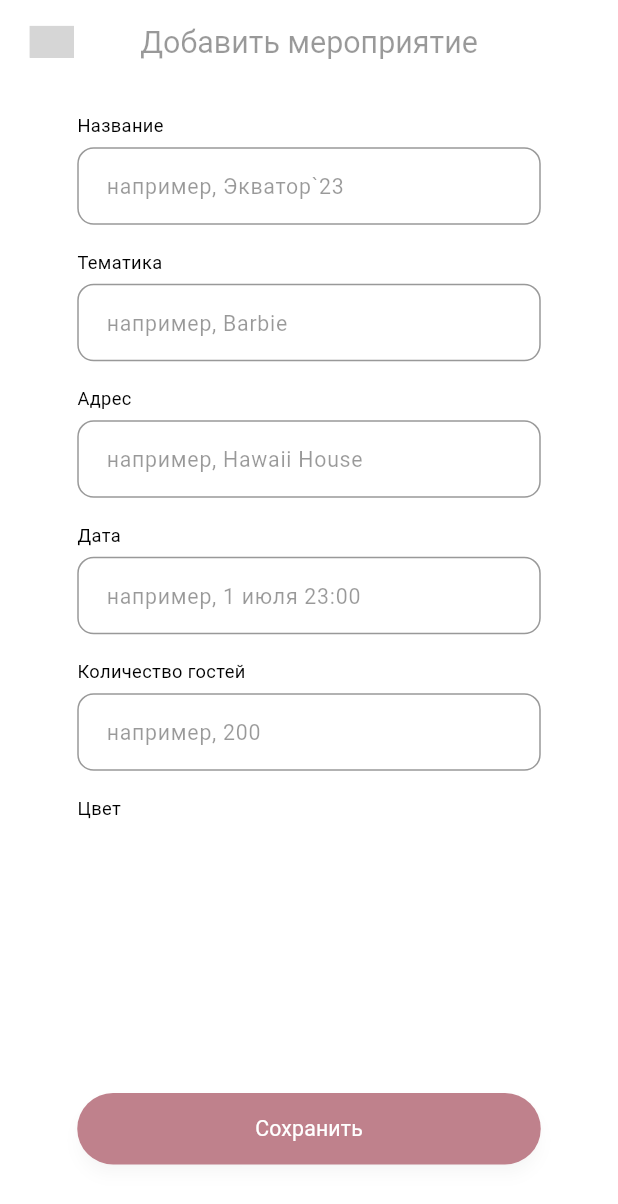
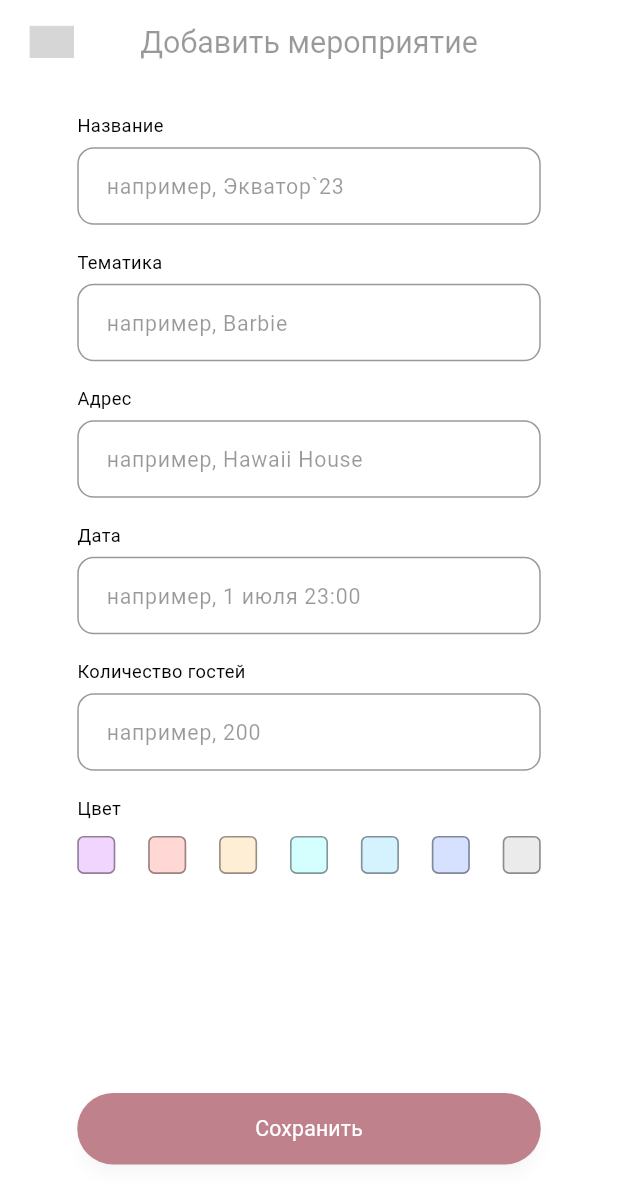
Before and after one commit to nvsich/csevent, a Flutter app: the AddNewEventScreen screen opened by its route, on a phone screen of 412 x 824 dp. Shown: the top 1204 px of the screen. Run offline on Flutter 3.47's test engine with Material 3 defaults, Android fonts, the phone set to English and light mode, and no system bars; our stand-ins replace cached_network_image, flutter_svg, pin_code_fields; Roboto replaces fonts that are missing (Montserrat); grey boxes are pictures that could not be loaded.

Commit message:
add color picker to EditEvent and AddEvent screens

```diff
--- a/lib/screens/dashboard/screens/events/add_new_event_screen.dart
+++ b/lib/screens/dashboard/screens/events/add_new_event_screen.dart
@@ -24,14 +24,7 @@ class _AddNewEventScreenState extends State<AddNewEventScreen> {
 
   TextEditingController guestsController = TextEditingController();
 
-  Color selectedColor = Colors.red;
-
-  final List<Color> colors = [
-    Colors.red,
-    Colors.green,
-    Colors.blue,
-    Colors.yellow,
-  ];
+  int _selectedColor = 0;
 
   @override
   Widget build(BuildContext context) {
@@ -88,14 +81,19 @@ class _AddNewEventScreenState extends State<AddNewEventScreen> {
                 style: theme.textTheme.bodySmall,
               ),
               SizedBox(height: 8.v),
-              //_buildColors(),
-              SizedBox(height: 5.v),
+              _buildColorsRow(),
             ],
           ),
         ),
         bottomNavigationBar: _buildSaveButton(context),
       ),
     );
+  }
+
+  void _selectCategory(int color) {
+    setState(() {
+      _selectedColor = color;
+    });
   }
 
   PreferredSizeWidget _buildAppBar(BuildContext context) {
@@ -162,4 +160,53 @@ class _AddNewEventScreenState extends State<AddNewEventScreen> {
       },
     );
   }
+
+  Widget _buildColorsRow() {
+    return Row(
+      mainAxisAlignment: MainAxisAlignment.spaceBetween,
+      children: [
+        _buildColorSelectorBox(context, appTheme.purple50, 1),
+        _buildColorSelectorBox(context, appTheme.red10001, 2),
+        _buildColorSelectorBox(context, appTheme.orange50, 3),
+        _buildColorSelectorBox(context, appTheme.cyan50, 4),
+        _buildColorSelectorBox(context, appTheme.lightBlue50, 5),
+        _buildColorSelectorBox(context, appTheme.blue50, 6),
+        _buildColorSelectorBox(context, appTheme.gray200, 7),
+      ],
+    );
+  }
+
+  Widget _buildColorSelectorBox(
+    BuildContext context,
+    Color colorBox,
+    int colorNum,
+  ) {
+    return GestureDetector(
+      onTap: () => _selectCategory(colorNum),
+      child: Container(
+        height: 25.adaptSize,
+        width: 25.adaptSize,
+        margin: EdgeInsets.symmetric(
+          vertical: 2.v,
+        ),
+        decoration: BoxDecoration(
+          color: colorBox,
+          borderRadius: BorderRadius.circular(4.h),
+          border: Border.all(
+            color: appTheme.black900.withOpacity(0.4),
+            width: 1.h,
+          ),
+          boxShadow: _selectedColor == colorNum
+              ? [
+                  BoxShadow(
+                    color: Colors.grey.withOpacity(0.8),
+                    spreadRadius: 5,
+                    blurRadius: 7,
+                  )
+                ]
+              : [],
+        ),
+      ),
+    );
+  }
 }
```
Also changed, not shown: lib/screens/dashboard/screens/events/edit_event_screen.dart (+57 -10 lines).
